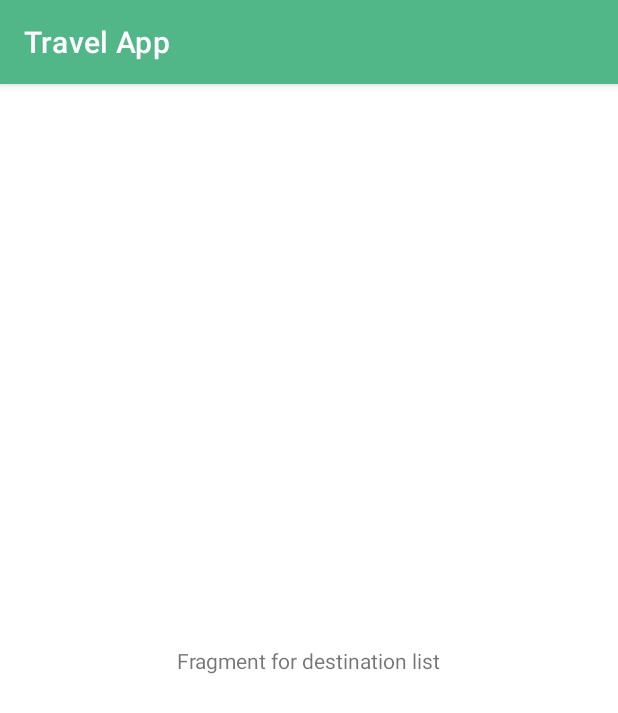
After one commit to QuintonPrice/CPTR405-Project, an Android app: the fragment DestinationsFragment shown on its own in the app's theme, on a phone screen of 412 x 824 dp. The commit adds this screen. Shown: the top 713 px of the screen. Run offline under Robolectric (Android 15) with nearby library versions, the phone set to English and light mode, and no system bars.

Commit message:
added fragment and second view

```diff
--- a/app/build.gradle
+++ b/app/build.gradle
@@ -33,6 +33,7 @@ dependencies {
     implementation 'androidx.appcompat:appcompat:1.2.0'
     implementation 'com.google.android.material:material:1.3.0'
     implementation 'androidx.constraintlayout:constraintlayout:2.0.4'
+    implementation 'androidx.legacy:legacy-support-v4:1.0.0'
     testImplementation 'junit:junit:4.+'
     androidTestImplementation 'androidx.test.ext:junit:1.1.2'
     androidTestImplementation 'androidx.test.espresso:espresso-core:3.3.0'
--- a/app/src/main/AndroidManifest.xml
+++ b/app/src/main/AndroidManifest.xml
@@ -9,6 +9,7 @@
         android:roundIcon="@mipmap/ic_launcher_round"
         android:supportsRtl="true"
         android:theme="@style/Theme.TravelApp">
+        <activity android:name=".Activity2"></activity>
         <activity
             android:name=".MainActivity"
             android:screenOrientation="sensor">
--- /dev/null
+++ b/app/src/main/java/edu/wallawalla/cs/pricqu/travelapp/DestinationsFragment.java
@@ -0,0 +1,64 @@
+package edu.wallawalla.cs.pricqu.travelapp;
+
+import android.os.Bundle;
+
+import androidx.fragment.app.Fragment;
+
+import android.view.LayoutInflater;
+import android.view.View;
+import android.view.ViewGroup;
+
+/**
+ * A simple {@link Fragment} subclass.
+ * Use the {@link DestinationsFragment#newInstance} factory method to
+ * create an instance of this fragment.
+ */
+public class DestinationsFragment extends Fragment {
+
+    // TODO: Rename parameter arguments, choose names that match
+    // the fragment initialization parameters, e.g. ARG_ITEM_NUMBER
+    private static final String ARG_PARAM1 = "param1";
+    private static final String ARG_PARAM2 = "param2";
+
+    // TODO: Rename and change types of parameters
+    private String mParam1;
+    private String mParam2;
+
+    public DestinationsFragment() {
+        // Required empty public constructor
+    }
+
+    /**
+     * Use this factory method to create a new instance of
+     * this fragment using the provided parameters.
+     *
+     * @param param1 Parameter 1.
+     * @param param2 Parameter 2.
+     * @return A new instance of fragment DestinationsFragment.
+     */
+    // TODO: Rename and change types and number of parameters
+    public static DestinationsFragment newInstance(String param1, String param2) {
+        DestinationsFragment fragment = new DestinationsFragment();
+        Bundle args = new Bundle();
+        args.putString(ARG_PARAM1, param1);
+        args.putString(ARG_PARAM2, param2);
+        fragment.setArguments(args);
+        return fragment;
+    }
+
+    @Override
+    public void onCreate(Bundle savedInstanceState) {
+        super.onCreate(savedInstanceState);
+        if (getArguments() != null) {
+            mParam1 = getArguments().getString(ARG_PARAM1);
+            mParam2 = getArguments().getString(ARG_PARAM2);
+        }
+    }
+
+    @Override
+    public View onCreateView(LayoutInflater inflater, ViewGroup container,
+                             Bundle savedInstanceState) {
+        // Inflate the layout for this fragment
+        return inflater.inflate(R.layout.fragment_destinations, container, false);
+    }
+}
--- /dev/null
+++ b/app/src/main/res/layout/fragment_destinations.xml
@@ -0,0 +1,20 @@
+<?xml version="1.0" encoding="utf-8"?>
+<androidx.constraintlayout.widget.ConstraintLayout xmlns:android="http://schemas.android.com/apk/res/android"
+    xmlns:app="http://schemas.android.com/apk/res-auto"
+    xmlns:tools="http://schemas.android.com/tools"
+    android:layout_width="match_parent"
+    android:layout_height="match_parent"
+    tools:context=".DestinationsFragment">
+
+    <TextView
+        android:id="@+id/DestinationFragment"
+        android:layout_width="wrap_content"
+        android:layout_height="wrap_content"
+        android:text="@string/fragment_for_destination_list"
+        app:layout_constraintBottom_toBottomOf="parent"
+        app:layout_constraintEnd_toEndOf="parent"
+        app:layout_constraintHorizontal_bias="0.5"
+        app:layout_constraintStart_toStartOf="parent"
+        app:layout_constraintTop_toTopOf="parent" />
+
+</androidx.constraintlayout.widget.ConstraintLayout>
--- a/app/src/main/res/values/strings.xml
+++ b/app/src/main/res/values/strings.xml
@@ -12,4 +12,9 @@
     <string name="search">Search</string>
     <string name="list_of_Destinations">List of Destinations</string>
     <string name="exit_app">Exit app</string>
+    <string name="textview">TextView</string>
+    <string name="this_is_the_second_activity">This is the second activity</string>
+    <!-- TODO: Remove or change this placeholder text -->
+    <string name="hello_blank_fragment">Hello blank fragment</string>
+    <string name="fragment_for_destination_list">Fragment for destination list</string>
 </resources>
```
Also changed, not shown: app/src/main/java/edu/wallawalla/cs/pricqu/travelapp/Activity2.java (added, +14 -0 lines), app/src/main/java/edu/wallawalla/cs/pricqu/travelapp/MainActivity.java (+7 -30 lines), app/src/main/res/layout-land/activity_main.xml (+5 -16 lines), app/src/main/res/layout/activity_2.xml (added, +26 -0 lines), app/src/main/res/layout/activity_main.xml (+4 -15 lines).
